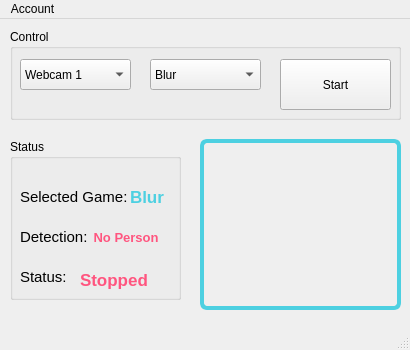
This is assets/ui/main.ui in yousefan/MotionFun as Qt 5 draws it before an edit. The edited form follows.
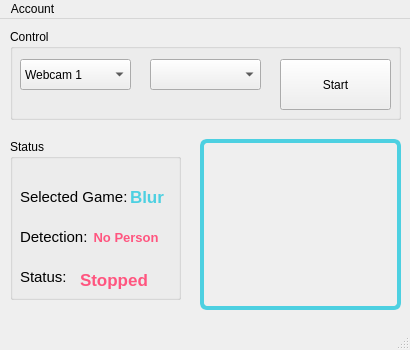
This is the edited form. Icons and pictures are not drawn.

Commit message: load games from AIGC directory

```diff
--- a/assets/ui/main.ui
+++ b/assets/ui/main.ui
@@ -67,16 +67,6 @@
        <height>31</height>
       </rect>
      </property>
-     <item>
-      <property name="text">
-       <string>Blur</string>
-      </property>
-     </item>
-     <item>
-      <property name="text">
-       <string>Mario</string>
-      </property>
-     </item>
     </widget>
     <widget class="QPushButton" name="startBtn">
      <property name="geometry">
```
The commit also changes 2 other files.
